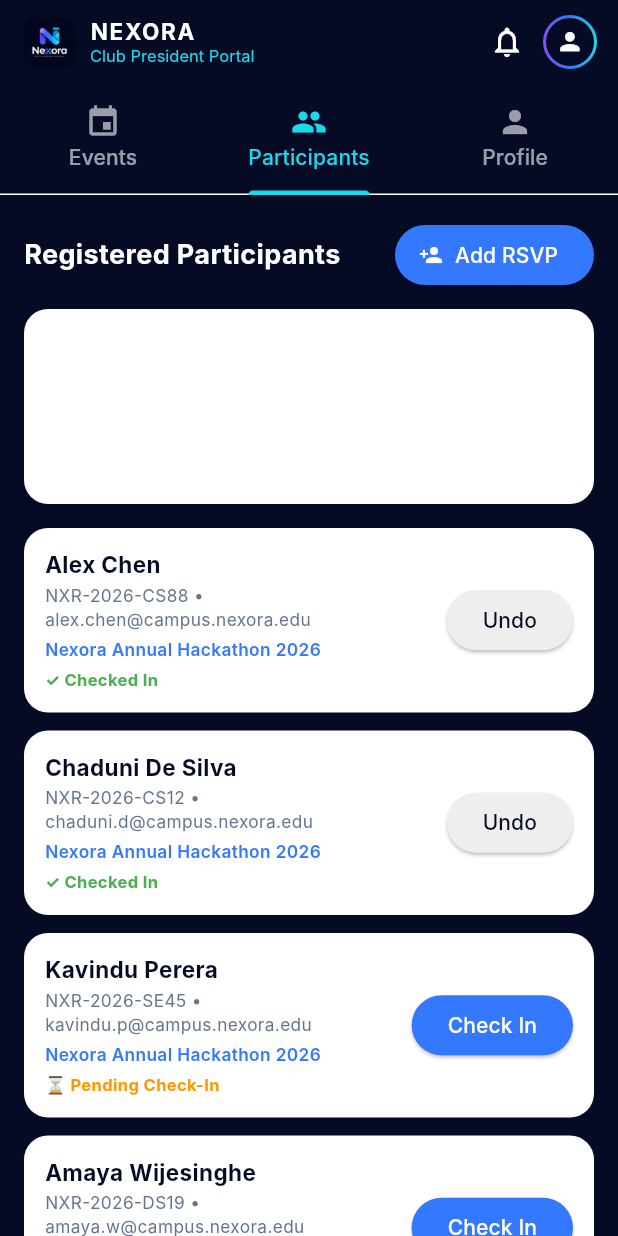
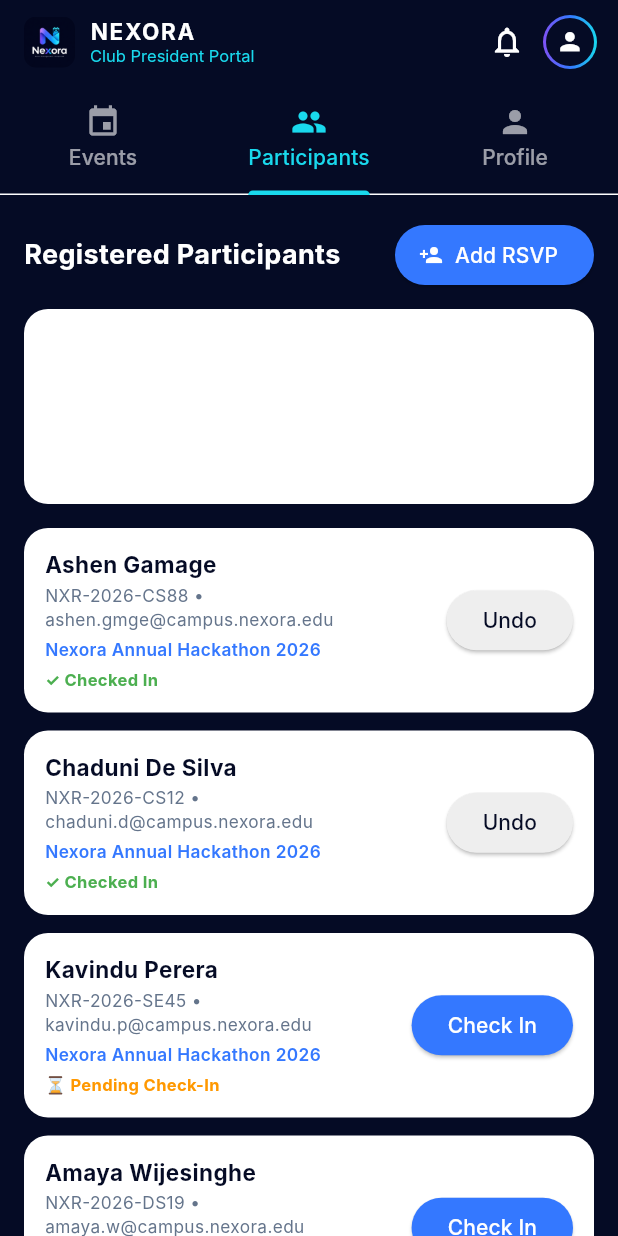
Before and after one commit to PasanSandeep-33/Nexora, a Flutter app: the screen it shows after launch, tab 2 chosen, on a phone screen of 412 x 824 dp. Run offline on Flutter 3.47's test engine with Material 3 defaults, Android fonts, the phone set to English and light mode, and no system bars; Roboto replaces fonts that are missing (Inter).

Commit message:
Update president_dashboard.dart

```diff
--- a/lib/screens/president_dashboard.dart
+++ b/lib/screens/president_dashboard.dart
@@ -62,9 +62,9 @@ class _PresidentDashboardState extends State<PresidentDashboard>
   // 2. Registered Participants List (Scan Removed - Only Check In / Undo)
   final List<Map<String, dynamic>> participants = [
     {
-      "name": "Alex Chen",
+      "name": "Ashen Gamage",
       "studentId": "NXR-2026-CS88",
-      "email": "alex.chen@campus.nexora.edu",
+      "email": "ashen.gmge@campus.nexora.edu",
       "eventTitle": "Nexora Annual Hackathon 2026",
       "ticket": "NEXORA-TKT-101-AC88",
       "checkedIn": true,
```
